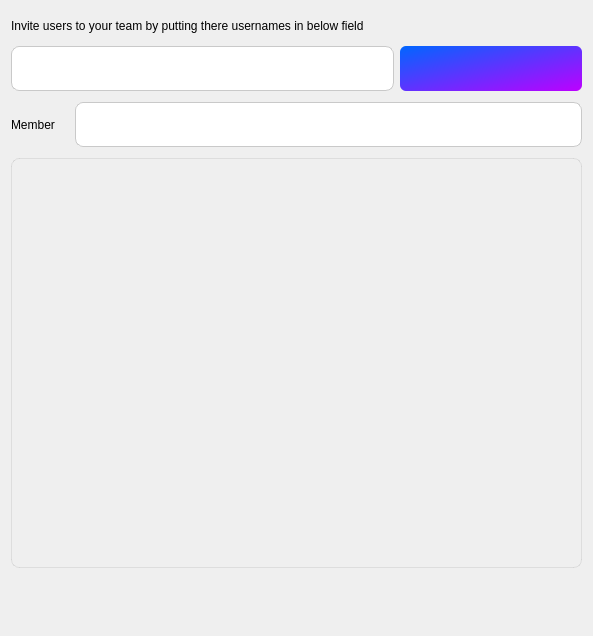
Above: widget/Setting/WInvitePage.ui from yechaoGitHub/AI before the change. Below: the same form after it.
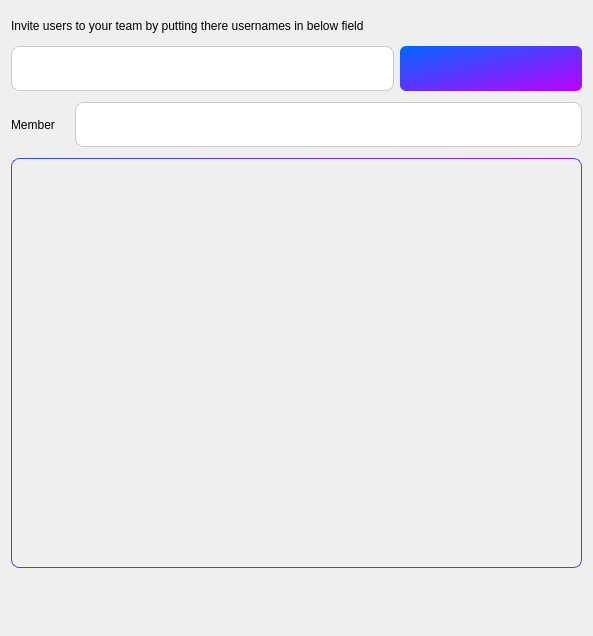
That is the form after the change. Icons and pictures are not drawn. Custom widgets are drawn as their Qt base class.

Diff of the .ui file:
```diff
--- a/widget/Setting/WInvitePage.ui
+++ b/widget/Setting/WInvitePage.ui
@@ -78,7 +78,7 @@
 }
 
 QTableView{
-	border: 1px solid rgba(51,51,51,0.10);
+	border: 1px solid qlineargradient(spread:pad, x1:0, y1:0, x2:1, y2:1, stop:0 rgb(0,102,255), stop:1 rgb(189,0,255));
 	border-radius: 8px;
 	background-color:transparent;
 	font-family: &quot;Microsoft YaHei UI&quot;;
```
